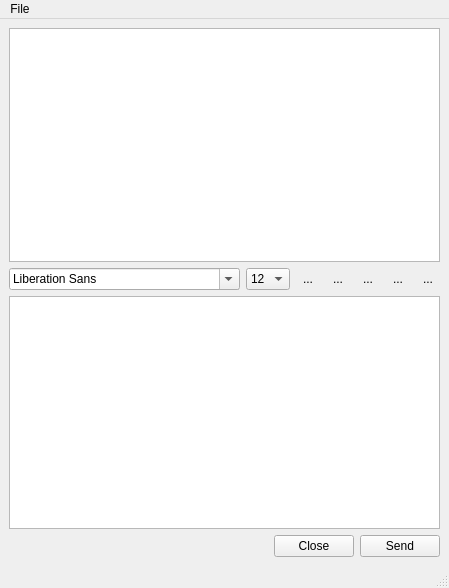
Before: the Qt Designer form ServiceChat/chatwindow.ui in 124327288/ChatClient, drawn with Qt 5.
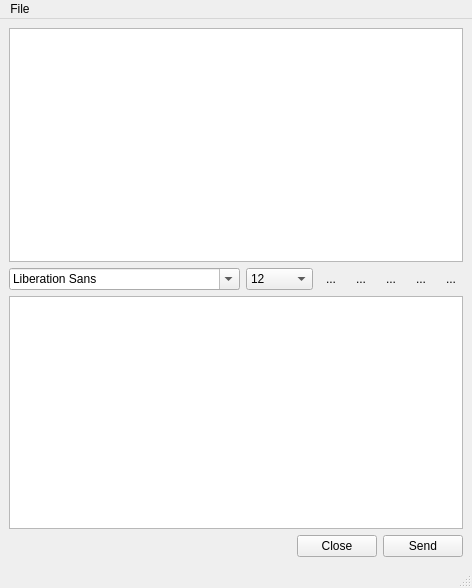
After: the same form once the commit is applied. Icons and pictures are not drawn.

```diff
--- a/ServiceChat/chatwindow.ui
+++ b/ServiceChat/chatwindow.ui
@@ -6,7 +6,7 @@
    <rect>
     <x>0</x>
     <y>0</y>
-    <width>442</width>
+    <width>472</width>
     <height>588</height>
    </rect>
   </property>
@@ -119,8 +119,8 @@
         </property>
         <property name="iconSize">
          <size>
-          <width>26</width>
-          <height>26</height>
+          <width>16</width>
+          <height>16</height>
          </size>
         </property>
         <property name="checkable">
@@ -145,8 +145,8 @@
         </property>
         <property name="iconSize">
          <size>
-          <width>26</width>
-          <height>26</height>
+          <width>16</width>
+          <height>16</height>
          </size>
         </property>
         <property name="checkable">
@@ -171,8 +171,8 @@
         </property>
         <property name="iconSize">
          <size>
-          <width>26</width>
-          <height>26</height>
+          <width>16</width>
+          <height>16</height>
          </size>
         </property>
         <property name="checkable">
@@ -194,12 +194,12 @@
         </property>
         <property name="iconSize">
          <size>
-          <width>26</width>
-          <height>26</height>
+          <width>16</width>
+          <height>16</height>
          </size>
         </property>
         <property name="checkable">
-         <bool>true</bool>
+         <bool>false</bool>
         </property>
         <property name="autoRaise">
          <bool>true</bool>
@@ -220,12 +220,12 @@
         </property>
         <property name="iconSize">
          <size>
-          <width>26</width>
-          <height>26</height>
+          <width>16</width>
+          <height>16</height>
          </size>
         </property>
         <property name="checkable">
-         <bool>true</bool>
+         <bool>false</bool>
         </property>
         <property name="autoRaise">
          <bool>true</bool>
@@ -275,7 +275,7 @@
     <rect>
      <x>0</x>
      <y>0</y>
-     <width>442</width>
+     <width>472</width>
      <height>23</height>
     </rect>
    </property>
```
Left out of the diff: 3 changed lines with no effect on the pictures.
